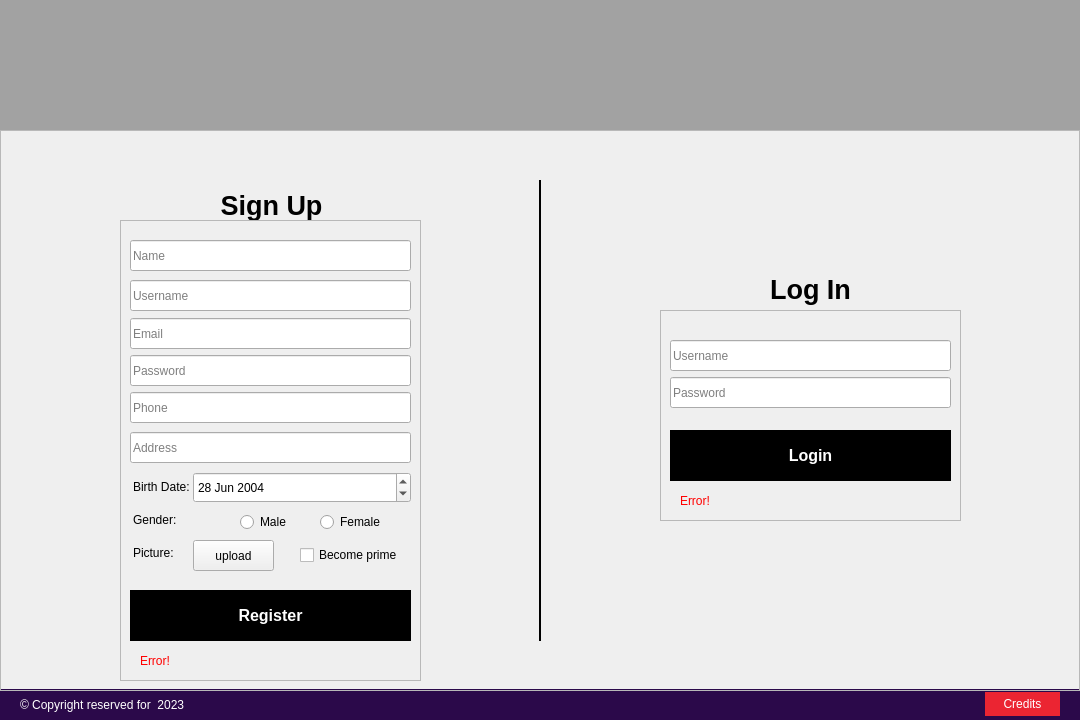
Above: Import and export company management system/Importandexportcompanymanagementsystem.ui from youssef-saaed/Import-and-export-company-management-system before the change. Below: the same form after it.
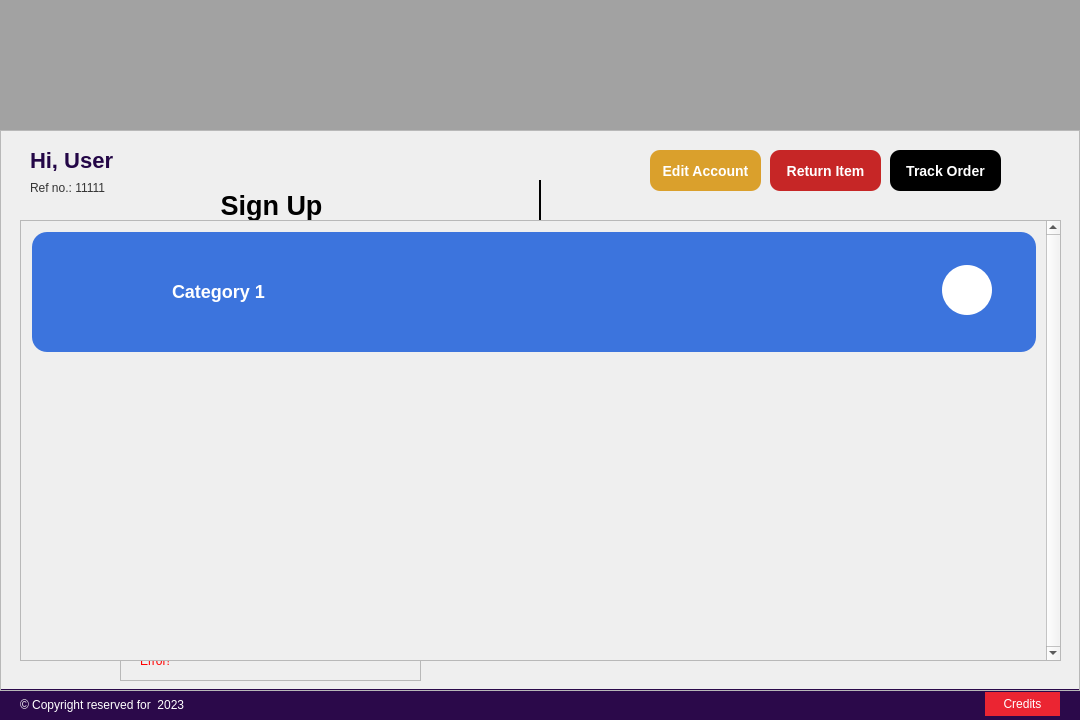
That is the form after the change. Icons and pictures are not drawn.

The edit to the form file:
```diff
--- a/Import and export company management system/Importandexportcompanymanagementsystem.ui
+++ b/Import and export company management system/Importandexportcompanymanagementsystem.ui
@@ -569,6 +569,324 @@
      </widget>
     </widget>
    </widget>
+   <widget class="QFrame" name="storeView">
+    <property name="enabled">
+     <bool>true</bool>
+    </property>
+    <property name="geometry">
+     <rect>
+      <x>0</x>
+      <y>130</y>
+      <width>1080</width>
+      <height>561</height>
+     </rect>
+    </property>
+    <property name="frameShape">
+     <enum>QFrame::StyledPanel</enum>
+    </property>
+    <property name="frameShadow">
+     <enum>QFrame::Raised</enum>
+    </property>
+    <widget class="QLabel" name="userHiLabel">
+     <property name="geometry">
+      <rect>
+       <x>30</x>
+       <y>20</y>
+       <width>191</width>
+       <height>21</height>
+      </rect>
+     </property>
+     <property name="styleSheet">
+      <string notr="true">#userHiLabel{
+color:#240747;
+font-size: 22px;
+font-weight: 800;
+}</string>
+     </property>
+     <property name="text">
+      <string>Hi, User</string>
+     </property>
+    </widget>
+    <widget class="QLabel" name="refNumLabel">
+     <property name="geometry">
+      <rect>
+       <x>30</x>
+       <y>50</y>
+       <width>81</width>
+       <height>16</height>
+      </rect>
+     </property>
+     <property name="styleSheet">
+      <string notr="true">#refNumLabel{
+font-size:12px;
+color: #333;
+font-weight:300;
+}</string>
+     </property>
+     <property name="text">
+      <string>Ref no.: 11111 </string>
+     </property>
+    </widget>
+    <widget class="QPushButton" name="editAccBtn">
+     <property name="geometry">
+      <rect>
+       <x>650</x>
+       <y>20</y>
+       <width>111</width>
+       <height>41</height>
+      </rect>
+     </property>
+     <property name="cursor">
+      <cursorShape>PointingHandCursor</cursorShape>
+     </property>
+     <property name="styleSheet">
+      <string notr="true">#editAccBtn{
+background-color:rgb(218, 160, 44);
+border:none;
+border-radius: 10%;
+color:#fff;
+font-size:14px;
+font-weight:600;
+}
+#editAccBtn::hover{
+background-color:#fff;
+border: 1px solid rgb(218, 160, 44);
+color:rgb(218, 160, 44);
+}</string>
+     </property>
+     <property name="text">
+      <string>Edit Account</string>
+     </property>
+    </widget>
+    <widget class="QPushButton" name="returnBtn">
+     <property name="geometry">
+      <rect>
+       <x>770</x>
+       <y>20</y>
+       <width>111</width>
+       <height>41</height>
+      </rect>
+     </property>
+     <property name="cursor">
+      <cursorShape>PointingHandCursor</cursorShape>
+     </property>
+     <property name="styleSheet">
+      <string notr="true">#returnBtn{
+background-color:rgb(198, 38, 38);
+border:none;
+border-radius: 10%;
+color:#fff;
+font-size:14px;
+font-weight:600;
+}
+#returnBtn::hover{
+background-color:#fff;
+border: 1px solid rgb(198, 38, 38);
+color:rgb(198, 38, 38);
+}</string>
+     </property>
+     <property name="text">
+      <string>Return Item</string>
+     </property>
+    </widget>
+    <widget class="QPushButton" name="orderTrackBtn">
+     <property name="geometry">
+      <rect>
+       <x>890</x>
+       <y>20</y>
+       <width>111</width>
+       <height>41</height>
+      </rect>
+     </property>
+     <property name="cursor">
+      <cursorShape>PointingHandCursor</cursorShape>
+     </property>
+     <property name="styleSheet">
+      <string notr="true">#orderTrackBtn{
+background-color:#000;
+border:none;
+border-radius: 10%;
+color:#fff;
+font-size:14px;
+font-weight:600;
+}
+#orderTrackBtn::hover{
+background-color:#fff;
+border: 1px solid #000;
+color:#000;
+}</string>
+     </property>
+     <property name="text">
+      <string>Track Order</string>
+     </property>
+    </widget>
+    <widget class="QPushButton" name="cartBtn">
+     <property name="geometry">
+      <rect>
+       <x>1010</x>
+       <y>20</y>
+       <width>41</width>
+       <height>41</height>
+      </rect>
+     </property>
+     <property name="cursor">
+      <cursorShape>PointingHandCursor</cursorShape>
+     </property>
+     <property name="styleSheet">
+      <string notr="true">#cartBtn{
+background:none;
+border:none;
+}</string>
+     </property>
+     <property name="text">
+      <string/>
+     </property>
+     <property name="icon">
+      <iconset>
+       <normaloff>media/shopping-cart-icon-2.png</normaloff>media/shopping-cart-icon-2.png</iconset>
+     </property>
+     <property name="iconSize">
+      <size>
+       <width>25</width>
+       <height>25</height>
+      </size>
+     </property>
+    </widget>
+    <widget class="QScrollArea" name="scrollArea">
+     <property name="geometry">
+      <rect>
+       <x>20</x>
+       <y>90</y>
+       <width>1041</width>
+       <height>441</height>
+      </rect>
+     </property>
+     <property name="layoutDirection">
+      <enum>Qt::LeftToRight</enum>
+     </property>
+     <property name="verticalScrollBarPolicy">
+      <enum>Qt::ScrollBarAlwaysOn</enum>
+     </property>
+     <property name="horizontalScrollBarPolicy">
+      <enum>Qt::ScrollBarAlwaysOff</enum>
+     </property>
+     <property name="widgetResizable">
+      <bool>true</bool>
+     </property>
+     <property name="alignment">
+      <set>Qt::AlignLeading|Qt::AlignLeft|Qt::AlignTop</set>
+     </property>
+     <widget class="QWidget" name="scrollAreaWidgetContents">
+      <property name="geometry">
+       <rect>
+        <x>0</x>
+        <y>0</y>
+        <width>1022</width>
+        <height>439</height>
+       </rect>
+      </property>
+      <layout class="QVBoxLayout" name="verticalLayout">
+       <item alignment="Qt::AlignTop">
+        <widget class="QWidget" name="category" native="true">
+         <property name="minimumSize">
+          <size>
+           <width>1004</width>
+           <height>120</height>
+          </size>
+         </property>
+         <property name="maximumSize">
+          <size>
+           <width>1004</width>
+           <height>120</height>
+          </size>
+         </property>
+         <property name="styleSheet">
+          <string notr="true">#category{
+background-color:rgb(60, 116, 221);
+border-radius: 15%;
+}</string>
+         </property>
+         <widget class="QLabel" name="categoryLabel">
+          <property name="geometry">
+           <rect>
+            <x>140</x>
+            <y>44</y>
+            <width>211</width>
+            <height>31</height>
+           </rect>
+          </property>
+          <property name="styleSheet">
+           <string notr="true">#categoryLabel{
+color:white;
+font-size: 18px;
+font-weight: 700;
+}</string>
+          </property>
+          <property name="text">
+           <string>Category 1</string>
+          </property>
+         </widget>
+         <widget class="QLabel" name="categoryPic">
+          <property name="geometry">
+           <rect>
+            <x>50</x>
+            <y>40</y>
+            <width>41</width>
+            <height>41</height>
+           </rect>
+          </property>
+          <property name="text">
+           <string/>
+          </property>
+          <property name="pixmap">
+           <pixmap>media/shopping-cart-icon-2.png</pixmap>
+          </property>
+          <property name="scaledContents">
+           <bool>true</bool>
+          </property>
+         </widget>
+         <widget class="QPushButton" name="categoryBtn">
+          <property name="geometry">
+           <rect>
+            <x>910</x>
+            <y>33</y>
+            <width>50</width>
+            <height>50</height>
+           </rect>
+          </property>
+          <property name="cursor">
+           <cursorShape>PointingHandCursor</cursorShape>
+          </property>
+          <property name="styleSheet">
+           <string notr="true">#categoryBtn{
+border: none;
+border-radius:25px;
+background-color:white;
+}
+#categoryBtn::hover{
+background-color:rgb(200, 200, 200);
+}</string>
+          </property>
+          <property name="text">
+           <string/>
+          </property>
+          <property name="icon">
+           <iconset>
+            <normaloff>media/right arrow.png</normaloff>media/right arrow.png</iconset>
+          </property>
+          <property name="iconSize">
+           <size>
+            <width>17</width>
+            <height>16</height>
+           </size>
+          </property>
+         </widget>
+        </widget>
+       </item>
+      </layout>
+     </widget>
+    </widget>
+   </widget>
   </widget>
  </widget>
  <layoutdefault spacing="6" margin="11"/>
```
